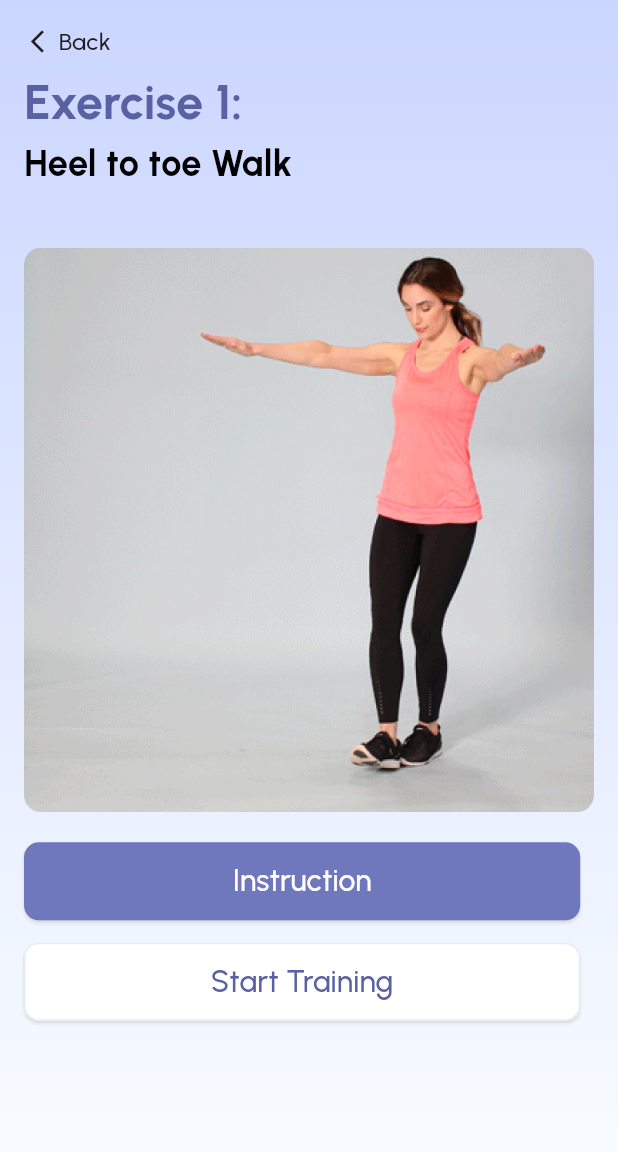
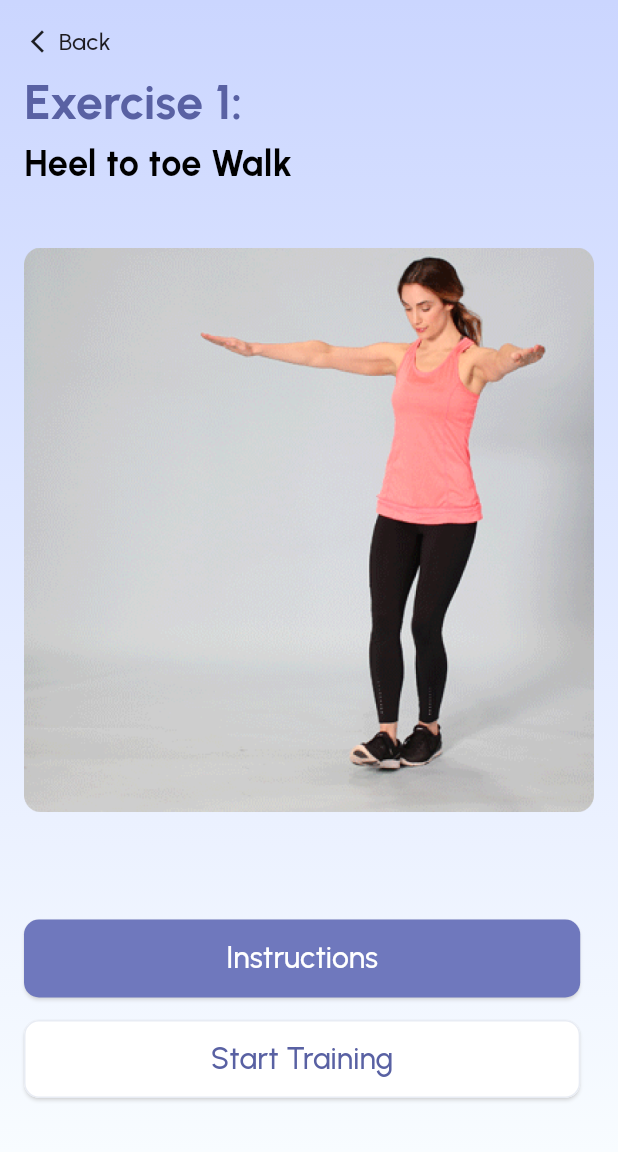
Before and after one commit to yash3497/ripple-app, a Flutter app: the BalanceTestingView screen opened by its route, on a phone screen of 412 x 824 dp, the part 84-1236 px from its top. Run offline on Flutter 3.47's test engine with Material 3 defaults, Android fonts, the phone set to English and light mode, and no system bars; our stand-ins replace carousel_slider, fl_chart, fluttertoast, get, get_storage, pinput and 2 more; missing offline and left inert: simple_progress_indicators; accounts and stored records are empty.

Commit message:
ui bug fixes

```diff
--- a/lib/app/modules/balance_testing/views/balance_testing_view.dart
+++ b/lib/app/modules/balance_testing/views/balance_testing_view.dart
@@ -48,7 +48,7 @@ class BalanceTestingView extends GetView<BalanceTestingController> {
                   addVerticalSpace(6),
                   AppTextWidget(
                     text: controller.isInstruction
-                        ? "Instruction"
+                        ? "Instructions"
                         : "Exercise 1:",
                     fontSize: 32,
                     fontWeight: FontWeight.w700,
@@ -73,14 +73,14 @@ class BalanceTestingView extends GetView<BalanceTestingController> {
                             Image.asset("assets/images/toeWalk.png"),
                           ],
                         ),
-                  addVerticalSpace(20),
+                  Spacer(),
                   if (!controller.isInstruction)
                     AppButton(
                       onPressed: () {
                         controller.isInstruction = true;
                         controller.update();
                       },
-                      buttonText: "Instruction",
+                      buttonText: "Instructions",
                       bgColor: AppColor.steadyButtonColor,
                     ),
                   addVerticalSpace(15),
--- a/lib/app/modules/balance_testing/views/feed_back_screen.dart
+++ b/lib/app/modules/balance_testing/views/feed_back_screen.dart
@@ -50,7 +50,7 @@ class TodaysFeedback extends GetView<BalanceTestingController> {
                                   "",
                               fontSize: 20,
                               fontWeight: FontWeight.w500,
-                              textColor: AppColor.textGreenColor,
+                              textColor: AppColor.purpleColor,
                             ),
                             Spacer(),
                             Container(
--- a/lib/app/modules/balance_testing/views/mcq_test_view.dart
+++ b/lib/app/modules/balance_testing/views/mcq_test_view.dart
@@ -4,6 +4,7 @@ import 'package:ripple_healthcare/app/modules/balance_testing/controllers/balanc
 import 'package:ripple_healthcare/app/modules/profile/views/profile_view.dart';
 import 'package:ripple_healthcare/app/modules/steady_steps_onboarding/views/steady_steps_onboard_flow.dart';
 import 'package:ripple_healthcare/app/widget/app_text_widget.dart';
+import 'package:ripple_healthcare/services/app_services.dart';
 import 'package:ripple_healthcare/utils/app_colors.dart';
 
 import '../../../../utils/constant_variable.dart';
@@ -33,7 +34,8 @@ class MCQTestView extends StatelessWidget {
                 ),
                 Spacer(),
                 AppTextWidget(
-                  text: "0:${controller.testPlayTimer}",
+                  text:
+                      "${AppServices.formatSecondsToTimeString(controller.testPlayTimer)}",
                   fontSize: 48,
                   fontWeight: FontWeight.w700,
                   textColor: controller.testPlayTimer <= 5
```
